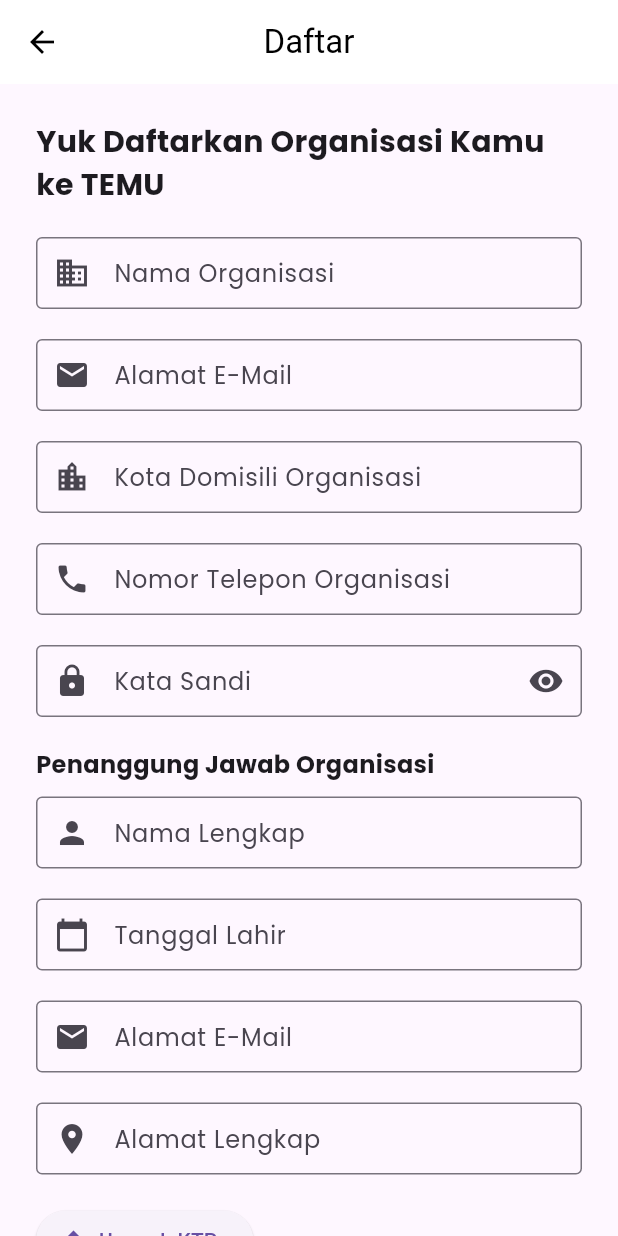
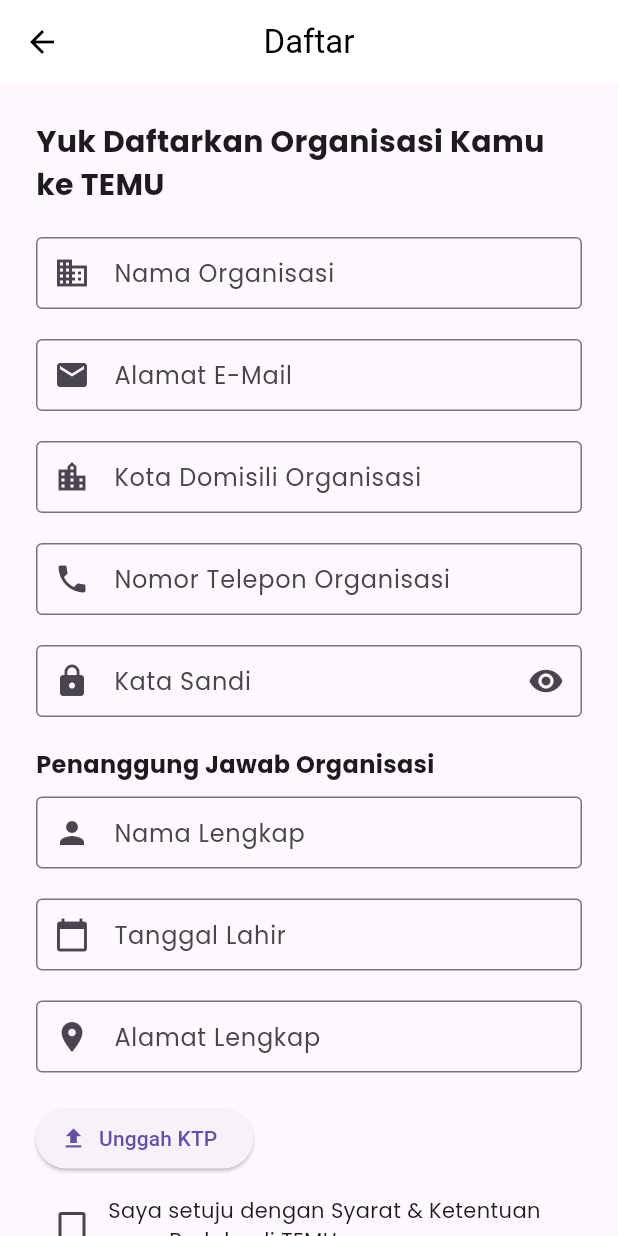
Before and after one commit to alfiantenggara/3RDProject-Temu, a Flutter app: the LoginOrganisasi screen opened by its route, after a tap on "Daftar", on a phone screen of 412 x 824 dp. Run offline on Flutter 3.47's test engine with Material 3 defaults, Android fonts, the phone set to English and light mode, and no system bars; our stand-ins replace file_picker, google_fonts, lottie, open_file, smooth_page_indicator; missing offline and left inert: dart:html.

Commit message:
Pembuatan variabel di setiap textfield

```diff
--- a/frontendtemu/lib/loginorganisasi.dart
+++ b/frontendtemu/lib/loginorganisasi.dart
@@ -6,6 +6,9 @@ class LoginOrganisasi extends StatelessWidget {
 
   @override
   Widget build(BuildContext context) {
+    final TextEditingController namaOrganisasiController = TextEditingController();
+    final TextEditingController kataSandiController = TextEditingController();
+
     return Scaffold(
       appBar: AppBar(
         leading: IconButton(
@@ -33,10 +36,11 @@ class LoginOrganisasi extends StatelessWidget {
             ),
             const SizedBox(height: 20),
             TextField(
+              controller: namaOrganisasiController,
               decoration: InputDecoration(
                 labelText: 'Nama Organisasi',
                 labelStyle: GoogleFonts.poppins(),
-                border: OutlineInputBorder(),
+                border: const OutlineInputBorder(),
                 prefixIcon: const Icon(Icons.business),
                 contentPadding: const EdgeInsets.symmetric(horizontal: 16, vertical: 12),
               ),
@@ -46,11 +50,12 @@ class LoginOrganisasi extends StatelessWidget {
               builder: (context, setState) {
                 bool isObscure = true;
                 return TextField(
+                  controller: kataSandiController,
                   obscureText: isObscure,
                   decoration: InputDecoration(
                     labelText: 'Kata Sandi',
                     labelStyle: GoogleFonts.poppins(),
-                    border: OutlineInputBorder(),
+                    border: const OutlineInputBorder(),
                     prefixIcon: const Icon(Icons.lock),
                     suffixIcon: IconButton(
                       icon: Icon(isObscure ? Icons.visibility : Icons.visibility_off),
@@ -83,6 +88,8 @@ class LoginOrganisasi extends StatelessWidget {
               width: double.infinity,
               child: ElevatedButton(
                 onPressed: () {
+                  String namaOrganisasi = namaOrganisasiController.text;
+                  String kataSandi = kataSandiController.text;
                 },
                 child: const Text('Masuk'),
               ),
@@ -118,6 +125,16 @@ class DaftarOrganisasi extends StatelessWidget {
 
   @override
   Widget build(BuildContext context) {
+    final TextEditingController namaOrganisasiController = TextEditingController();
+    final TextEditingController emailController = TextEditingController();
+    final TextEditingController kotaDomisiliController = TextEditingController();
+    final TextEditingController nomorTeleponController = TextEditingController();
+    final TextEditingController kataSandiController = TextEditingController();
+    final TextEditingController penanggungJawabController = TextEditingController();
+    final TextEditingController tanggalLahirController = TextEditingController();
+    final TextEditingController alamatLengkapController = TextEditingController();
+    bool isAgreed = false;
+
     return Scaffold(
       appBar: AppBar(
         leading: IconButton(
@@ -145,20 +162,22 @@ class DaftarOrganisasi extends StatelessWidget {
             ),
             const SizedBox(height: 20),
             TextField(
+              controller: namaOrganisasiController,
               decoration: InputDecoration(
                 labelText: 'Nama Organisasi',
                 labelStyle: GoogleFonts.poppins(),
-                border: OutlineInputBorder(),
+                border: const OutlineInputBorder(),
                 prefixIcon: const Icon(Icons.business),
                 contentPadding: const EdgeInsets.symmetric(horizontal: 16, vertical: 12),
               ),
             ),
             const SizedBox(height: 20),
             TextField(
+              controller: emailController,
               decoration: InputDecoration(
                 labelText: 'Alamat E-Mail',
                 labelStyle: GoogleFonts.poppins(),
-                border: OutlineInputBorder(),
+                border: const OutlineInputBorder(),
                 prefixIcon: const Icon(Icons.email),
                 contentPadding: const EdgeInsets.symmetric(horizontal: 16, vertical: 12),
               ),
@@ -166,20 +185,22 @@ class DaftarOrganisasi extends StatelessWidget {
             ),
             const SizedBox(height: 20),
             TextField(
+              controller: kotaDomisiliController,
               decoration: InputDecoration(
                 labelText: 'Kota Domisili Organisasi',
                 labelStyle: GoogleFonts.poppins(),
-                border: OutlineInputBorder(),
+                border: const OutlineInputBorder(),
                 prefixIcon: const Icon(Icons.location_city),
                 contentPadding: const EdgeInsets.symmetric(horizontal: 16, vertical: 12),
               ),
             ),
             const SizedBox(height: 20),
             TextField(
+              controller: nomorTeleponController,
               decoration: InputDecoration(
                 labelText: 'Nomor Telepon Organisasi',
                 labelStyle: GoogleFonts.poppins(),
-                border: OutlineInputBorder(),
+                border: const OutlineInputBorder(),
                 prefixIcon: const Icon(Icons.phone),
                 contentPadding: const EdgeInsets.symmetric(horizontal: 16, vertical: 12),
               ),
@@ -190,11 +211,12 @@ class DaftarOrganisasi extends StatelessWidget {
               builder: (context, setState) {
                 bool isObscure = true;
                 return TextField(
+                  controller: kataSandiController,
                   obscureText: isObscure,
                   decoration: InputDecoration(
                     labelText: 'Kata Sandi',
                     labelStyle: GoogleFonts.poppins(),
-                    border: OutlineInputBorder(),
+                    border: const OutlineInputBorder(),
                     prefixIcon: const Icon(Icons.lock),
                     suffixIcon: IconButton(
                       icon: Icon(isObscure ? Icons.visibility : Icons.visibility_off),
@@ -219,20 +241,22 @@ class DaftarOrganisasi extends StatelessWidget {
             ),
             const SizedBox(height: 10),
             TextField(
+              controller: penanggungJawabController,
               decoration: InputDecoration(
                 labelText: 'Nama Lengkap',
                 labelStyle: GoogleFonts.poppins(),
-                border: OutlineInputBorder(),
+                border: const OutlineInputBorder(),
                 prefixIcon: const Icon(Icons.person),
                 contentPadding: const EdgeInsets.symmetric(horizontal: 16, vertical: 12),
               ),
             ),
             const SizedBox(height: 20),
             TextField(
+              controller: tanggalLahirController,
               decoration: InputDecoration(
                 labelText: 'Tanggal Lahir',
                 labelStyle: GoogleFonts.poppins(),
-                border: OutlineInputBorder(),
+                border: const OutlineInputBorder(),
                 prefixIcon: const Icon(Icons.calendar_today),
                 contentPadding: const EdgeInsets.symmetric(horizontal: 16, vertical: 12),
               ),
@@ -244,43 +268,42 @@ class DaftarOrganisasi extends StatelessWidget {
                   firstDate: DateTime(1900),
                   lastDate: DateTime(2100),
                 );
-                // Handle pickedDate
+                if (pickedDate != null) {
+                  tanggalLahirController.text = pickedDate.toLocal().toString().split(' ')[0];
+                }
               },
             ),
             const SizedBox(height: 20),
             TextField(
-              decoration: InputDecoration(
-                labelText: 'Alamat E-Mail',
-                labelStyle: GoogleFonts.poppins(),
-                border: OutlineInputBorder(),
-                prefixIcon: const Icon(Icons.email),
-                contentPadding: const EdgeInsets.symmetric(horizontal: 16, vertical: 12),
-              ),
-              keyboardType: TextInputType.emailAddress,
-            ),
-            const SizedBox(height: 20),
-            TextField(
+              controller: alamatLengkapController,
               decoration: InputDecoration(
                 labelText: 'Alamat Lengkap',
                 labelStyle: GoogleFonts.poppins(),
-                border: OutlineInputBorder(),
+                border: const OutlineInputBorder(),
                 prefixIcon: const Icon(Icons.location_on),
                 contentPadding: const EdgeInsets.symmetric(horizontal: 16, vertical: 12),
               ),
             ),
             const SizedBox(height: 20),
             ElevatedButton.icon(
-              onPressed: () {
-              },
+              onPressed: () {},
               icon: const Icon(Icons.upload),
               label: const Text('Unggah KTP'),
             ),
             const SizedBox(height: 10),
             Row(
               children: [
-                Checkbox(
-                  value: false,
-                  onChanged: (value) {},
+                StatefulBuilder(
+                  builder: (context, setState) {
+                    return Checkbox(
+                      value: isAgreed,
+                      onChanged: (value) {
+                        setState(() {
+                          isAgreed = value ?? false;
+                        });
+                      },
+                    );
+                  },
                 ),
                 Expanded(
                   child: Text(
@@ -295,6 +318,16 @@ class DaftarOrganisasi extends StatelessWidget {
               width: double.infinity,
               child: ElevatedButton(
                 onPressed: () {
+                  if (isAgreed) {
+                    String namaOrganisasi = namaOrganisasiController.text;
+                    String email = emailController.text;
+                    String kotaDomisili = kotaDomisiliController.text;
+                    String nomorTelepon = nomorTeleponController.text;
+                    String kataSandi = kataSandiController.text;
+                    String penanggungJawab = penanggungJawabController.text;
+                    String tanggalLahir = tanggalLahirController.text;
+                    String alamatLengkap = alamatLengkapController.text;
+                  }
                 },
                 child: const Text('Daftar'),
               ),
@@ -327,6 +360,9 @@ class LupaKataSandiOrganisasi extends StatelessWidget {
 
   @override
   Widget build(BuildContext context) {
+    final TextEditingController namaOrganisasiController = TextEditingController();
+    final TextEditingController emailController = TextEditingController();
+
     return Scaffold(
       appBar: AppBar(
         leading: IconButton(
@@ -354,20 +390,22 @@ class LupaKataSandiOrganisasi extends StatelessWidget {
             ),
             const SizedBox(height: 20),
             TextField(
+              controller: namaOrganisasiController,
               decoration: InputDecoration(
                 labelText: 'Nama Organisasi',
                 labelStyle: GoogleFonts.poppins(),
-                border: OutlineInputBorder(),
+                border: const OutlineInputBorder(),
                 prefixIcon: const Icon(Icons.business),
                 contentPadding: const EdgeInsets.symmetric(horizontal: 16, vertical: 12),
               ),
             ),
             const SizedBox(height: 20),
             TextField(
+              controller: emailController,
               decoration: InputDecoration(
                 labelText: 'Alamat E-Mail',
                 labelStyle: GoogleFonts.poppins(),
-                border: OutlineInputBorder(),
+                border: const OutlineInputBorder(),
                 prefixIcon: const Icon(Icons.email),
                 contentPadding: const EdgeInsets.symmetric(horizontal: 16, vertical: 12),
               ),
@@ -378,6 +416,8 @@ class LupaKataSandiOrganisasi extends StatelessWidget {
               width: double.infinity,
               child: ElevatedButton(
                 onPressed: () {
+                  String namaOrganisasi = namaOrganisasiController.text;
+                  String email = emailController.text;
                 },
                 child: const Text('Kirim Kode ke E-Mail'),
               ),
--- a/frontendtemu/lib/onboarding.dart
+++ b/frontendtemu/lib/onboarding.dart
@@ -1,4 +1,6 @@
 import 'package:flutter/material.dart';
+import 'package:frontendtemu/loginorganisasi.dart';
+import 'package:frontendtemu/loginperusahaan.dart';
 import 'package:google_fonts/google_fonts.dart';
 import 'package:lottie/lottie.dart';
 import 'package:smooth_page_indicator/smooth_page_indicator.dart';
@@ -177,14 +179,14 @@ class _OnboardingPageState extends State<OnboardingPage> {
           _buildSelectionButton(
             text: "Organisasi",
             onPressed: () {
-              print("Navigasi ke halaman Organisasi");
+              Navigator.pushReplacement(context, MaterialPageRoute(builder: (context) => LoginOrganisasi()));
             },
           ),
           const SizedBox(height: 20),
           _buildSelectionButton(
             text: "Perusahaan",
             onPressed: () {
-              print("Navigasi ke halaman Perusahaan");
+              Navigator.pushReplacement(context, MaterialPageRoute(builder: (context) => LoginPerusahaan()));
             },
           ),
         ],
```
